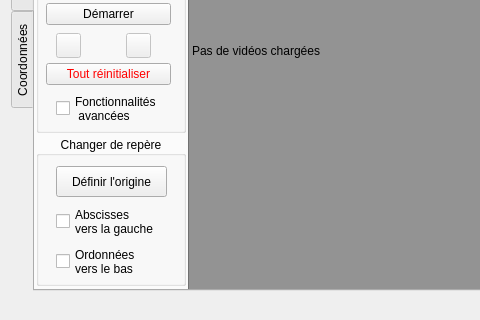
First picture: the form in src/pymecavideo_mini.ui, repository rene-d/pymecavideo, before the edit; both pictures show x 0 to 480 and y 259 to 579 of the 833 by 579 pixel window.
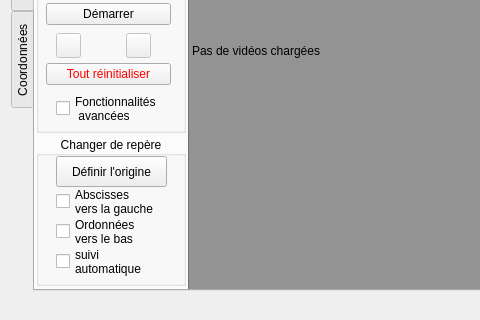
Second picture: the form after the edit.

```diff
--- a/src/pymecavideo_mini.ui
+++ b/src/pymecavideo_mini.ui
@@ -300,7 +300,7 @@
          <property name="geometry">
           <rect>
            <x>20</x>
-           <y>70</y>
+           <y>50</y>
            <width>121</width>
            <height>31</height>
           </rect>
@@ -314,7 +314,7 @@
          <property name="geometry">
           <rect>
            <x>20</x>
-           <y>110</y>
+           <y>80</y>
            <width>111</width>
            <height>31</height>
           </rect>
@@ -331,7 +331,7 @@
          <property name="geometry">
           <rect>
            <x>20</x>
-           <y>30</y>
+           <y>20</y>
            <width>111</width>
            <height>31</height>
           </rect>
@@ -343,6 +343,20 @@
           <bool>false</bool>
          </property>
         </widget>
+        <widget class="QCheckBox" name="checkBox_ordonnees_2">
+         <property name="geometry">
+          <rect>
+           <x>20</x>
+           <y>110</y>
+           <width>111</width>
+           <height>31</height>
+          </rect>
+         </property>
+         <property name="text">
+          <string>suivi
+automatique</string>
+         </property>
+        </widget>
        </widget>
        <widget class="QGroupBox" name="groupBox_3">
         <property name="geometry">
```
Left out of the diff: 2 changed lines with no effect on the pictures.
